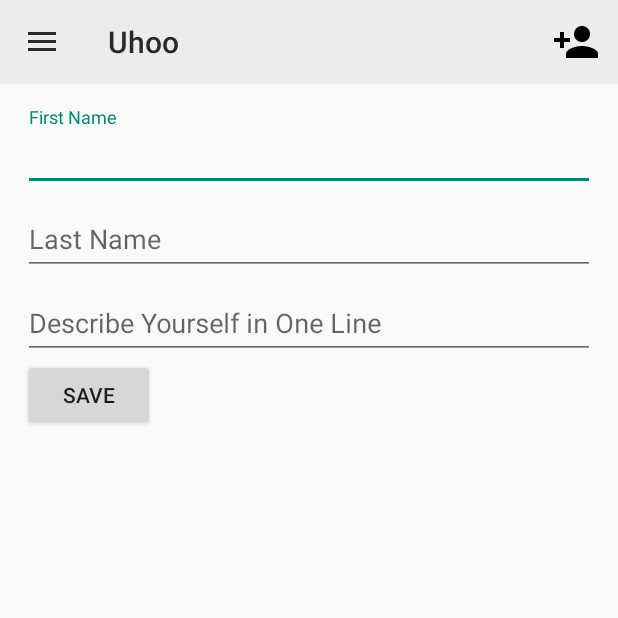
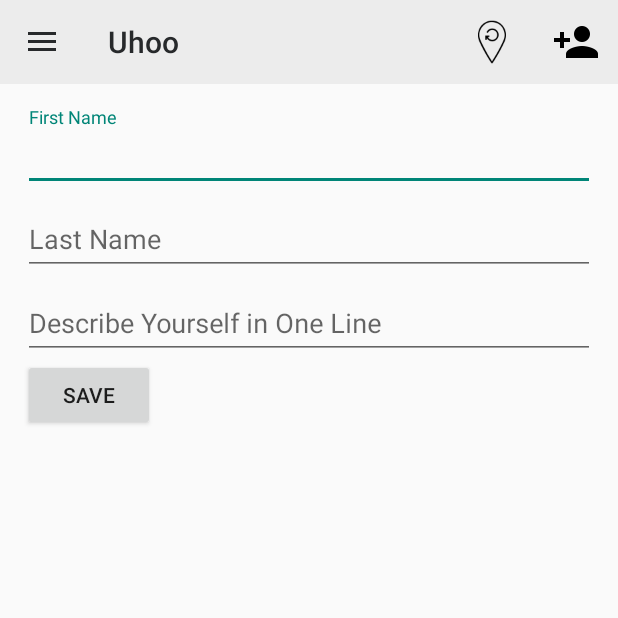
Before and after one commit to thesultanster/Bachata, an Android app: the SimpleProfileInfo screen opened directly, with no data from a screen before it, on a phone screen of 412 x 824 dp, the top half of it. Run offline under Robolectric (Android 15) with nearby library versions, the light colour scheme and no system bars; our stand-ins replace Firebase (no records; nobody signed in at launch, a user with empty details on screens opened directly).

Commit message:
Added gps refresh functionality

```diff
--- a/app/src/main/java/com/meetup/uhoo/util/NavigationDrawerFramework.java
+++ b/app/src/main/java/com/meetup/uhoo/util/NavigationDrawerFramework.java
@@ -159,6 +159,11 @@
             Intent intent = new Intent(this, SignIn.class);
             startActivity(intent);
         }
+        // If user clicks GPS refresh icon
+        else if(item.getItemId() == R.id.gps_refresh_icon){
+            Intent intent = new Intent(this, FindLocation.class);
+            startActivity(intent);
+        }
         return super.onOptionsItemSelected(item);
     }
 
--- a/app/src/main/res/menu/anonymous_user_toolbar.xml
+++ b/app/src/main/res/menu/anonymous_user_toolbar.xml
@@ -2,7 +2,17 @@
 <menu
     xmlns:android="http://schemas.android.com/apk/res/android"
     xmlns:app="http://schemas.android.com/apk/res-auto"
+
     >
+
+    <item
+        android:id="@+id/gps_refresh_icon"
+        android:title="Refresh Location"
+        android:orderInCategory="100"
+        android:icon="@mipmap/gps_refresh_icon"
+        app:showAsAction="always"
+        />
+
 
     <item
         android:id="@+id/create_account_icon"
```
Also changed, not shown: app/src/main/java/com/meetup/uhoo/businesses_nearby/RestaurantsNearby.java (+6 -8 lines), app/src/main/gps_refresh_icon-web.png (added), app/src/main/res/mipmap-hdpi/gps_refresh_icon.png (added), app/src/main/res/mipmap-mdpi/gps_refresh_icon.png (added), app/src/main/res/mipmap-xhdpi/gps_refresh_icon.png (added), app/src/main/res/mipmap-xxhdpi/gps_refresh_icon.png (added), app/src/main/res/mipmap-xxxhdpi/gps_refresh_icon.png (added).
